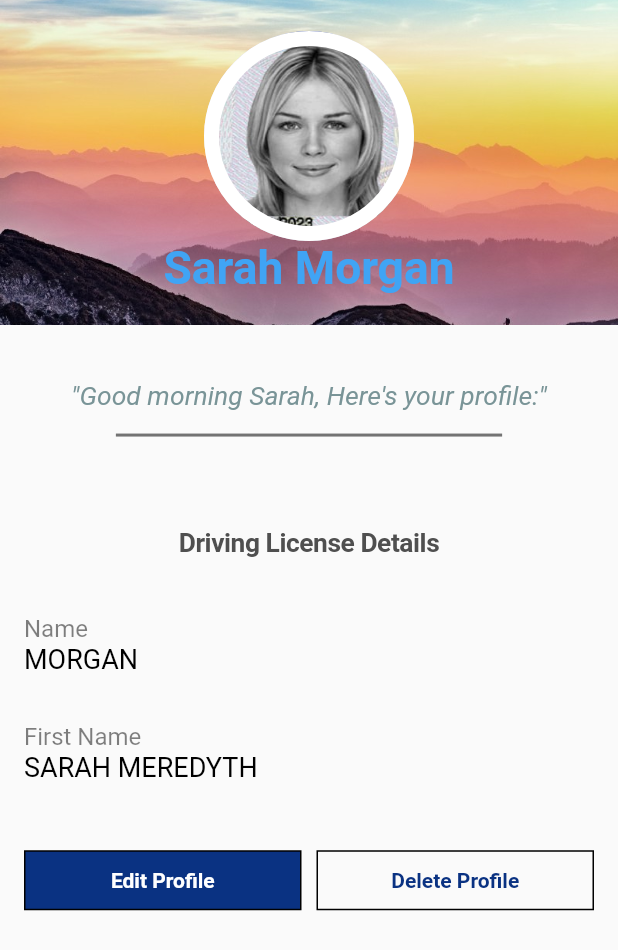
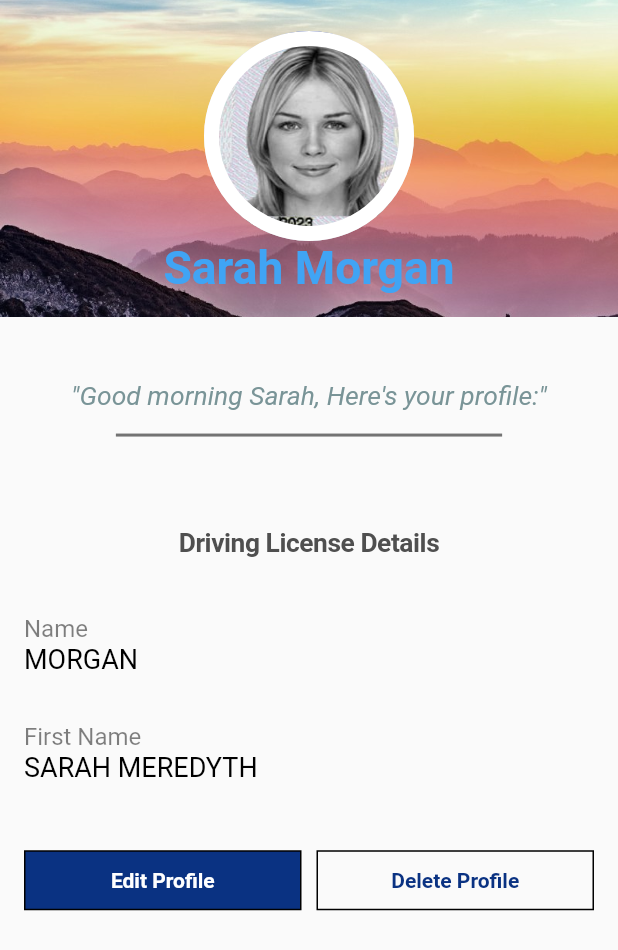
Before and after one commit to rigoford/MotorQuickQuote, a Flutter app: the MQQProfilePage screen opened directly, on a phone screen of 412 x 824 dp. Shown: the top 950 px of the screen. Run offline on Flutter 3.47's test engine with Material 2 defaults, Android fonts, the phone set to English and light mode, and no system bars; our stand-ins replace camera; Roboto replaces fonts that are missing (Facit, Font Awesome 5 Pro).

Commit message:
Getting sick of screensizes

```diff
--- a/lib/tab_view/profile_creation/mqq_profile.dart
+++ b/lib/tab_view/profile_creation/mqq_profile.dart
@@ -17,7 +17,7 @@ class _MQQProfilePageState extends State<MQQProfilePage> {
   final String _posts = "24";
   Widget _buildCoverImage(Size screenSize) {
     return Container(
-      height: screenSize.height / 3.8,
+      height: screenSize.height / 3.9,
       decoration: BoxDecoration(
         image: DecorationImage(
           image: AssetImage('assets/cover.jpg'),
```
Also changed, not shown: 3 other files.
